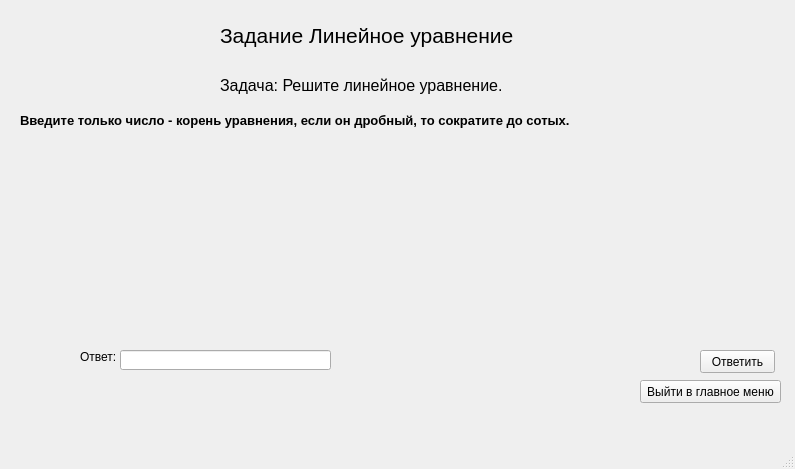
Old version of the form task_doing_1.ui in the repository Manex0990/ZadachnikQT_Project.
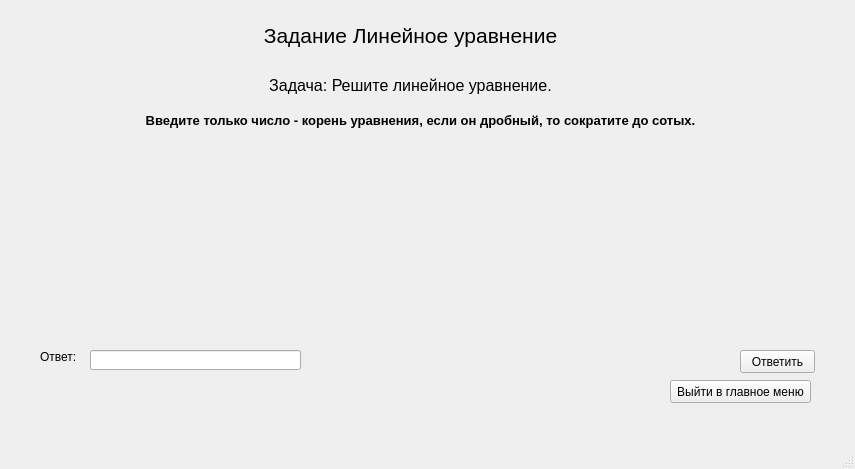
New version of the form.

```diff
--- a/task_doing_1.ui
+++ b/task_doing_1.ui
@@ -6,7 +6,7 @@
    <rect>
     <x>0</x>
     <y>0</y>
-    <width>795</width>
+    <width>855</width>
     <height>469</height>
    </rect>
   </property>
@@ -19,7 +19,7 @@
      <rect>
       <x>220</x>
       <y>20</y>
-      <width>371</width>
+      <width>381</width>
       <height>31</height>
      </rect>
     </property>
@@ -31,6 +31,9 @@
     <property name="text">
      <string>Задание Линейное уравнение</string>
     </property>
+    <property name="alignment">
+     <set>Qt::AlignCenter</set>
+    </property>
    </widget>
    <widget class="QLabel" name="label_2">
     <property name="geometry">
@@ -49,11 +52,14 @@
     <property name="text">
      <string>Задача: Решите линейное уравнение.</string>
     </property>
+    <property name="alignment">
+     <set>Qt::AlignCenter</set>
+    </property>
    </widget>
    <widget class="QLabel" name="label_3">
     <property name="geometry">
      <rect>
-      <x>20</x>
+      <x>40</x>
       <y>110</y>
       <width>761</width>
       <height>20</height>
@@ -69,13 +75,16 @@
     <property name="text">
      <string>Введите только число - корень уравнения, если он дробный, то сократите до сотых.</string>
     </property>
+    <property name="alignment">
+     <set>Qt::AlignCenter</set>
+    </property>
    </widget>
    <widget class="QLabel" name="taskLine">
     <property name="geometry">
      <rect>
       <x>230</x>
-      <y>190</y>
-      <width>241</width>
+      <y>210</y>
+      <width>351</width>
       <height>51</height>
      </rect>
     </property>
@@ -87,6 +96,9 @@
     <property name="text">
      <string/>
     </property>
+    <property name="alignment">
+     <set>Qt::AlignCenter</set>
+    </property>
     <property name="textInteractionFlags">
      <set>Qt::NoTextInteraction</set>
     </property>
@@ -94,7 +106,7 @@
    <widget class="QLabel" name="label_9">
     <property name="geometry">
      <rect>
-      <x>80</x>
+      <x>40</x>
       <y>350</y>
       <width>47</width>
       <height>13</height>
@@ -107,7 +119,7 @@
    <widget class="QLineEdit" name="answerLine">
     <property name="geometry">
      <rect>
-      <x>120</x>
+      <x>90</x>
       <y>350</y>
       <width>211</width>
       <height>20</height>
@@ -117,7 +129,7 @@
    <widget class="QPushButton" name="answer_btn">
     <property name="geometry">
      <rect>
-      <x>700</x>
+      <x>740</x>
       <y>350</y>
       <width>75</width>
       <height>23</height>
@@ -130,7 +142,7 @@
    <widget class="QPushButton" name="exit_btn">
     <property name="geometry">
      <rect>
-      <x>640</x>
+      <x>670</x>
       <y>380</y>
       <width>141</width>
       <height>23</height>
@@ -143,9 +155,9 @@
    <widget class="QLabel" name="verdictLine">
     <property name="geometry">
      <rect>
-      <x>340</x>
+      <x>320</x>
       <y>350</y>
-      <width>351</width>
+      <width>411</width>
       <height>21</height>
      </rect>
     </property>
@@ -156,7 +168,7 @@
    <widget class="QLabel" name="flagLine">
     <property name="geometry">
      <rect>
-      <x>80</x>
+      <x>40</x>
       <y>380</y>
       <width>251</width>
       <height>16</height>
```
Left out of the diff: 2 changed lines with no effect on the pictures.
